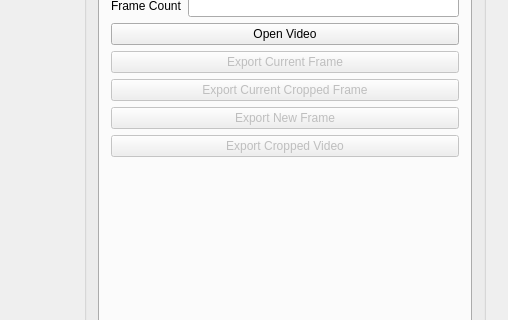
The window that GUI/mainwindow.ui (oliw/motion) describes before a commit, drawn with Qt 5; both pictures show x 639 to 1147 and y 156 to 476 of the 1147 by 668 pixel window.
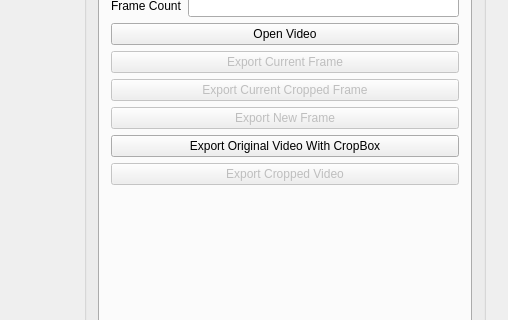
The same window after the commit. The open tabs and pages were chosen to show the change.

Commit message: More MATLAB analysis code and option to export old video with moving cropbox overlayed

Patch:
```diff
--- a/GUI/mainwindow.ui
+++ b/GUI/mainwindow.ui
@@ -193,6 +193,13 @@
                 </property>
                </widget>
               </item>
+              <item>
+               <widget class="QPushButton" name="exportOriginalVideoButton">
+                <property name="text">
+                 <string>Export Original Video With CropBox</string>
+                </property>
+               </widget>
+              </item>
               <item>
                <widget class="QPushButton" name="exportCroppedVideoButton">
                 <property name="enabled">
```
Left out of the diff: 2 changed lines with no effect on the pictures. The commit also changes 15 other files.
